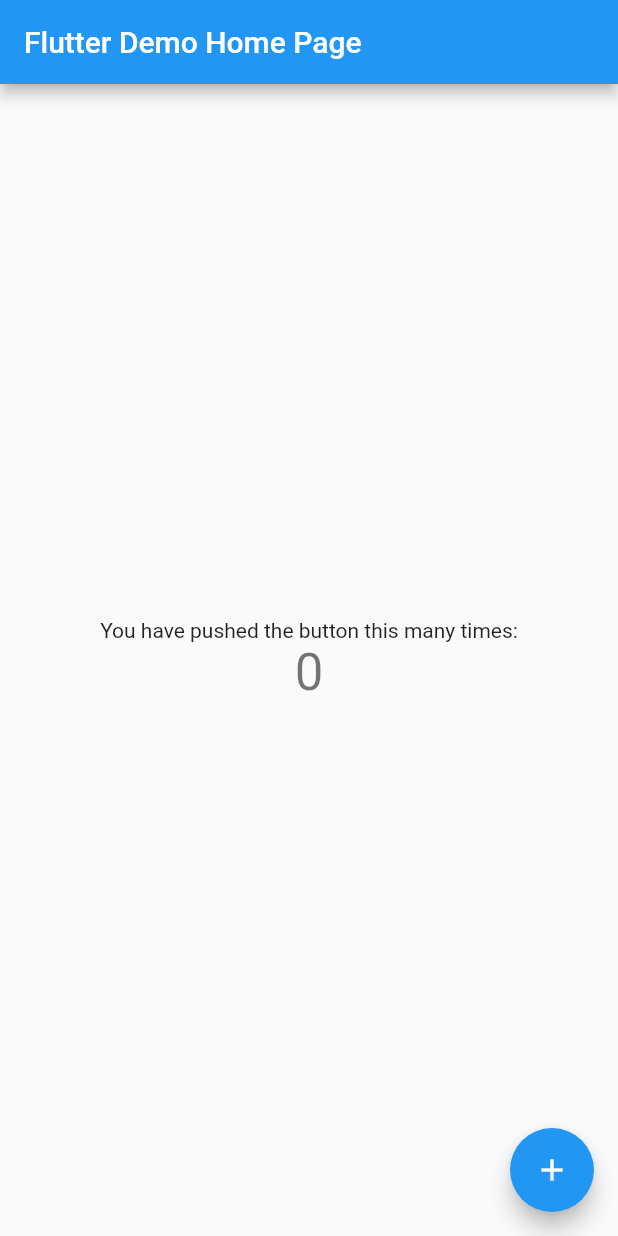
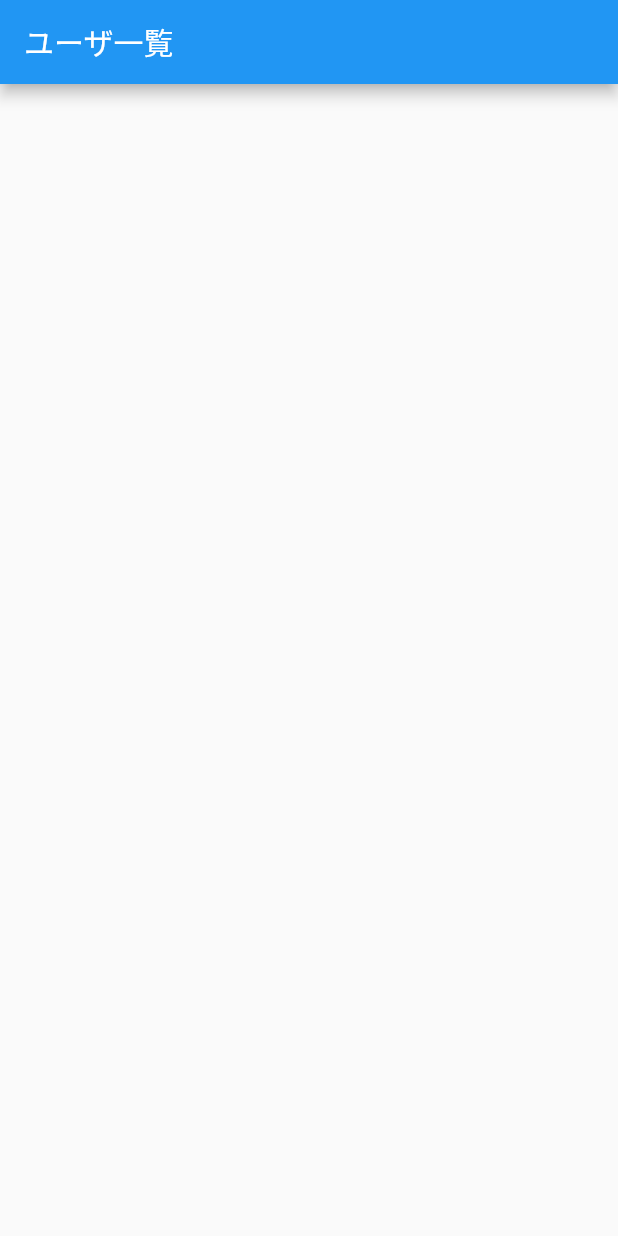
Before and after one commit to runble1/firestore_read, a Flutter app: the screen it shows after launch, on a phone screen of 412 x 824 dp. Run offline on Flutter 3.47's test engine with Material 2 defaults, Android fonts, the phone set to English and light mode, and no system bars; our stand-ins replace cloud_firestore, firebase_core; accounts and stored records are empty; generated files the repository leaves out were written again.

```diff
--- a/lib/main.dart
+++ b/lib/main.dart
@@ -1,115 +1,60 @@
 import 'package:flutter/material.dart';
 
-void main() {
-  runApp(const MyApp());
+import 'firebase_options.dart';
+import 'package:firebase_core/firebase_core.dart';
+import 'package:cloud_firestore/cloud_firestore.dart';
+
+void main() async {
+  WidgetsFlutterBinding.ensureInitialized();
+  await Firebase.initializeApp(
+    options: DefaultFirebaseOptions.currentPlatform,
+  );
+  runApp(MyApp());
 }
 
 class MyApp extends StatelessWidget {
-  const MyApp({Key? key}) : super(key: key);
-
-  // This widget is the root of your application.
   @override
   Widget build(BuildContext context) {
     return MaterialApp(
-      title: 'Flutter Demo',
-      theme: ThemeData(
-        // This is the theme of your application.
-        //
-        // Try running your application with "flutter run". You'll see the
-        // application has a blue toolbar. Then, without quitting the app, try
-        // changing the primarySwatch below to Colors.green and then invoke
-        // "hot reload" (press "r" in the console where you ran "flutter run",
-        // or simply save your changes to "hot reload" in a Flutter IDE).
-        // Notice that the counter didn't reset back to zero; the application
-        // is not restarted.
-        primarySwatch: Colors.blue,
-      ),
-      home: const MyHomePage(title: 'Flutter Demo Home Page'),
+      title: 'Firestore Read Sample',
+      home: UserListPage(),
     );
   }
 }
 
-class MyHomePage extends StatefulWidget {
-  const MyHomePage({Key? key, required this.title}) : super(key: key);
-
-  // This widget is the home page of your application. It is stateful, meaning
-  // that it has a State object (defined below) that contains fields that affect
-  // how it looks.
-
-  // This class is the configuration for the state. It holds the values (in this
-  // case the title) provided by the parent (in this case the App widget) and
-  // used by the build method of the State. Fields in a Widget subclass are
-  // always marked "final".
-
-  final String title;
-
-  @override
-  State<MyHomePage> createState() => _MyHomePageState();
-}
-
-class _MyHomePageState extends State<MyHomePage> {
-  int _counter = 0;
-
-  void _incrementCounter() {
-    setState(() {
-      // This call to setState tells the Flutter framework that something has
-      // changed in this State, which causes it to rerun the build method below
-      // so that the display can reflect the updated values. If we changed
-      // _counter without calling setState(), then the build method would not be
-      // called again, and so nothing would appear to happen.
-      _counter++;
-    });
-  }
+class UserListPage extends StatelessWidget {
+  final Stream<QuerySnapshot> _usersStream = FirebaseFirestore.instance.collection('users').snapshots();
+  //print(_usersStream);
 
   @override
   Widget build(BuildContext context) {
-    // This method is rerun every time setState is called, for instance as done
-    // by the _incrementCounter method above.
-    //
-    // The Flutter framework has been optimized to make rerunning build methods
-    // fast, so that you can just rebuild anything that needs updating rather
-    // than having to individually change instances of widgets.
     return Scaffold(
       appBar: AppBar(
-        // Here we take the value from the MyHomePage object that was created by
-        // the App.build method, and use it to set our appbar title.
-        title: Text(widget.title),
+        title: Text('ユーザ一覧'),
       ),
       body: Center(
-        // Center is a layout widget. It takes a single child and positions it
-        // in the middle of the parent.
-        child: Column(
-          // Column is also a layout widget. It takes a list of children and
-          // arranges them vertically. By default, it sizes itself to fit its
-          // children horizontally, and tries to be as tall as its parent.
-          //
-          // Invoke "debug painting" (press "p" in the console, choose the
-          // "Toggle Debug Paint" action from the Flutter Inspector in Android
-          // Studio, or the "Toggle Debug Paint" command in Visual Studio Code)
-          // to see the wireframe for each widget.
-          //
-          // Column has various properties to control how it sizes itself and
-          // how it positions its children. Here we use mainAxisAlignment to
-          // center the children vertically; the main axis here is the vertical
-          // axis because Columns are vertical (the cross axis would be
-          // horizontal).
-          mainAxisAlignment: MainAxisAlignment.center,
-          children: <Widget>[
-            const Text(
-              'You have pushed the button this many times:',
-            ),
-            Text(
-              '$_counter',
-              style: Theme.of(context).textTheme.headline4,
-            ),
-          ],
+        child: StreamBuilder<QuerySnapshot>(
+          stream: _usersStream,
+          builder: (BuildContext context, AsyncSnapshot<QuerySnapshot> snapshot) {
+            //if (snapshot.hasError) {
+            //  return Text('Something went wrong');
+            //}
+            if (snapshot.connectionState == ConnectionState.waiting) {
+              return Text("Loading");
+            }
+
+            return ListView(
+              children: snapshot.data!.docs.map((DocumentSnapshot document) {
+                Map<String, dynamic> data = document.data()! as Map<String, dynamic>;
+                return ListTile(
+                  title: Text(data['full_name']),
+                  subtitle: Text(data['company']),
+                );
+              }).toList(),
+            );
+          },
         ),
       ),
-      floatingActionButton: FloatingActionButton(
-        onPressed: _incrementCounter,
-        tooltip: 'Increment',
-        child: const Icon(Icons.add),
-      ), // This trailing comma makes auto-formatting nicer for build methods.
     );
   }
 }
--- a/pubspec.yaml
+++ b/pubspec.yaml
@@ -34,6 +34,8 @@ dependencies:
   # The following adds the Cupertino Icons font to your application.
   # Use with the CupertinoIcons class for iOS style icons.
   cupertino_icons: ^1.0.2
+  firebase_core: ^1.13.1
+  cloud_firestore: ^3.1.10
 
 dev_dependencies:
   flutter_test:
```
Also changed, not shown: pubspec.lock, 11 other files.
